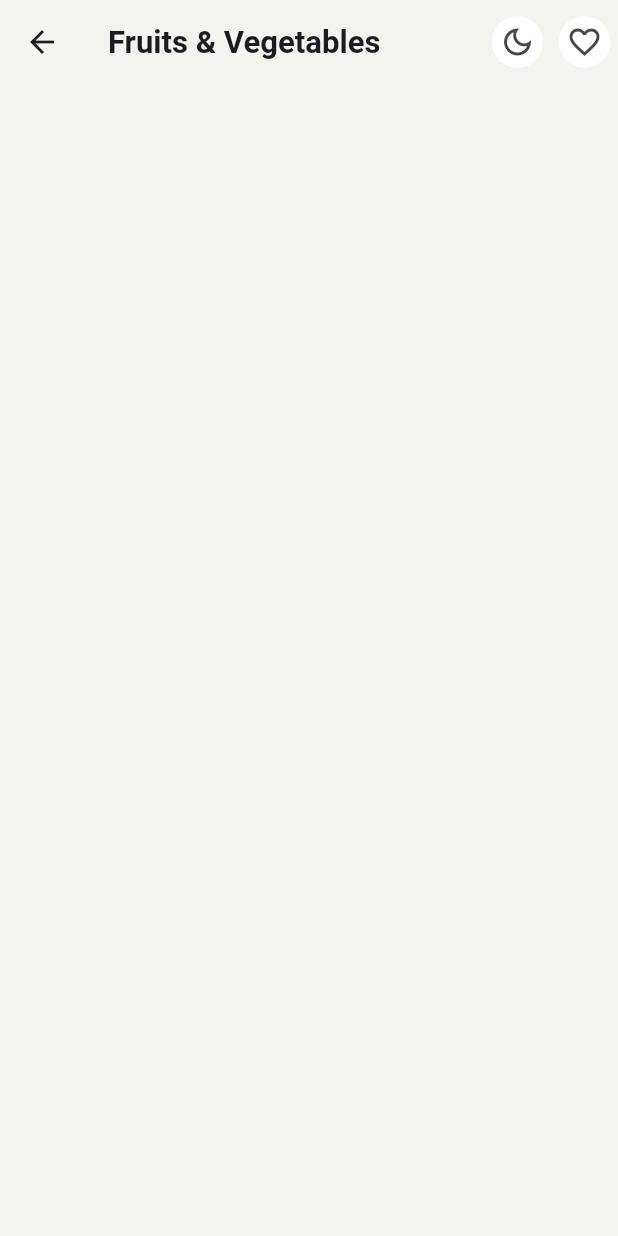
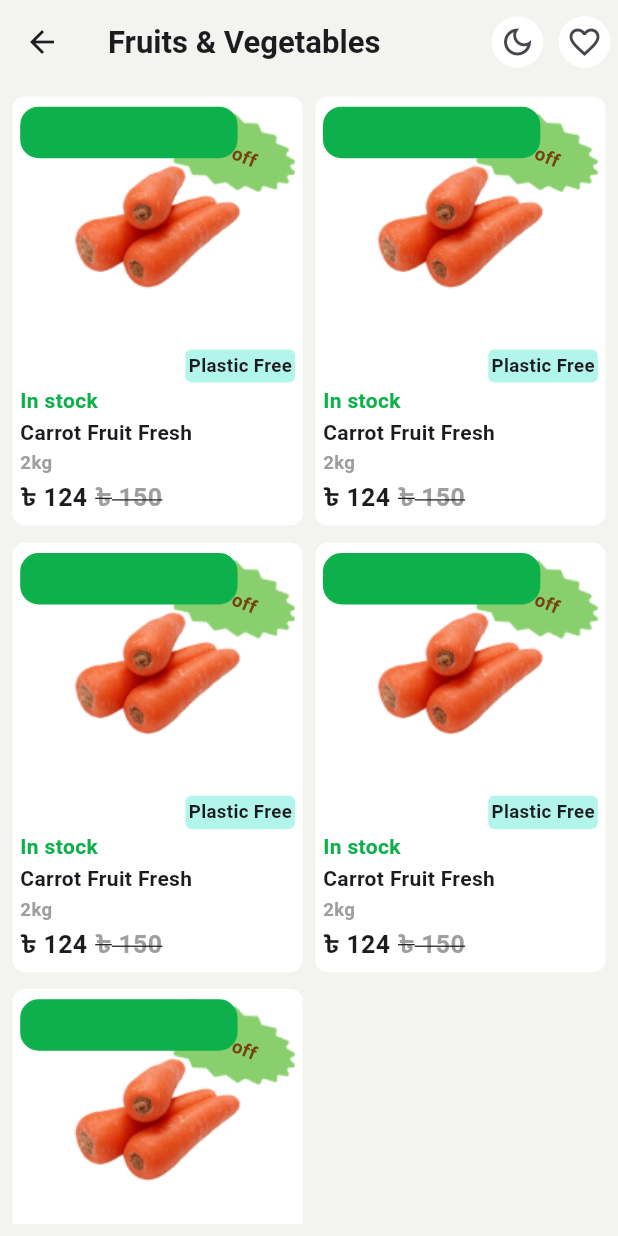
Before and after one commit to Sohag-84/Getx-State-Mangement, a Flutter app: the CategoryView screen opened by its route, on a phone screen of 412 x 824 dp. Run offline on Flutter 3.47's test engine with Material 3 defaults, Android fonts, the light colour scheme and no system bars; our stand-ins replace badges, flutter_screenutil, get.

Commit message:
create product container

```diff
--- a/e_commerce/lib/app/modules/category/views/category_view.dart
+++ b/e_commerce/lib/app/modules/category/views/category_view.dart
@@ -1,3 +1,5 @@
+// ignore_for_file: prefer_const_constructors
+
 import 'package:e_commerce/constant/app_colors.dart';
 import 'package:flutter/material.dart';
 import 'package:flutter_screenutil/flutter_screenutil.dart';
@@ -5,6 +7,8 @@ import 'package:get/get.dart';
 
 import '../controllers/category_controller.dart';
 import '../widgets/category_action_icon.dart';
+
+import '../widgets/product_container.dart';
 
 class CategoryView extends GetView<CategoryController> {
   const CategoryView({Key? key}) : super(key: key);
@@ -32,8 +36,30 @@ class CategoryView extends GetView<CategoryController> {
           SizedBox(width: 5.w),
         ],
       ),
-      body: const Column(
-        children: [],
+      body: Padding(
+        padding: EdgeInsets.all(8.w),
+        child: GridView.builder(
+          itemCount: 5,
+          gridDelegate: SliverGridDelegateWithFixedCrossAxisCount(
+            crossAxisCount: 2,
+            crossAxisSpacing: 8.w,
+            mainAxisSpacing: 10.h,
+            mainAxisExtent: 250.h,
+          ),
+          itemBuilder: (BuildContext context, int index) {
+            return productContainer(
+              proImage: "assets/images/carrot.png",
+              proDiscountImage: "assets/images/discount.png",
+              proDiscount: "10% off",
+              plasticStatus: "Plastic Free",
+              proStockStatus: "In stock",
+              proName: "Carrot Fruit Fresh",
+              proAmount: "2kg",
+              proNewPrice: "124",
+              proOldPrice: "150",
+            );
+          },
+        ),
       ),
     );
   }
--- /dev/null
+++ b/e_commerce/lib/app/modules/category/widgets/product_container.dart
@@ -0,0 +1,152 @@
+import 'package:e_commerce/constant/app_colors.dart';
+import 'package:flutter/material.dart';
+import 'package:flutter_screenutil/flutter_screenutil.dart';
+import 'dart:math' as math;
+
+Widget productContainer({
+  required String proImage,
+  required String proDiscountImage,
+  required String? proDiscount,
+  required String plasticStatus,
+  required String? proStockStatus,
+  required String proName,
+  required String proAmount,
+  required String proNewPrice,
+  required String proOldPrice,
+}) {
+  return Container(
+    padding: EdgeInsets.all(5.w),
+    decoration: BoxDecoration(
+      color: AppColors.whiteColor,
+      borderRadius: BorderRadius.circular(8.r),
+    ),
+    child: Column(
+      crossAxisAlignment: CrossAxisAlignment.start,
+      mainAxisAlignment: MainAxisAlignment.spaceEvenly,
+      children: [
+        Stack(
+          alignment: Alignment.topRight,
+          children: [
+            ///product image
+            Container(
+              height: 140.h,
+              alignment: Alignment.topRight,
+              decoration: BoxDecoration(
+                image: DecorationImage(
+                  image: AssetImage(proImage),
+                ),
+              ),
+              child: proDiscount == null
+                  ? const SizedBox()
+                  : Container(
+                      height: 50.h,
+                      width: 90.w,
+                      alignment: Alignment.center,
+                      decoration: BoxDecoration(
+                        image: DecorationImage(
+                          fit: BoxFit.fill,
+                          image: AssetImage(
+                            proDiscountImage,
+                          ),
+                        ),
+                      ),
+                      child: Transform.rotate(
+                        angle: math.pi / 8,
+                        child: Text(
+                          proDiscount,
+                          style: TextStyle(
+                            color: AppColors.redAccentColor,
+                            fontSize: 12.sp,
+                            fontWeight: FontWeight.w700,
+                          ),
+                        ),
+                      ),
+                    ),
+            ),
+
+            ///cart
+            Align(
+              alignment: Alignment.topLeft,
+              child: Container(
+                width: 140.w,
+                height: 30.h,
+                decoration: BoxDecoration(
+                  color: AppColors.pirmaryColor,
+                  borderRadius: BorderRadius.circular(12.r),
+                  border: Border.all(
+                    color: AppColors.pirmaryColor,
+                  ),
+                ),
+              ),
+            ),
+          ],
+        ),
+
+        Align(
+          alignment: Alignment.bottomRight,
+          child: Container(
+            padding: EdgeInsets.all(2.w),
+            decoration: BoxDecoration(
+              color: AppColors.tealColor,
+              borderRadius: BorderRadius.circular(4.r),
+            ),
+            child: Text(
+              "Plastic Free",
+              style: TextStyle(
+                fontSize: 12.sp,
+                fontWeight: FontWeight.w700,
+              ),
+            ),
+          ),
+        ),
+
+        ///product status
+        Text(
+          proStockStatus ?? "",
+          style: TextStyle(
+            color: AppColors.pirmaryColor,
+            fontWeight: FontWeight.w700,
+          ),
+        ),
+
+        ///product name
+        Text(
+          proName,
+          style: const TextStyle(fontWeight: FontWeight.w700),
+        ),
+
+        Text(
+          proAmount,
+          style: TextStyle(
+            fontWeight: FontWeight.w700,
+            fontSize: 12.sp,
+            color: AppColors.greyColor,
+          ),
+        ),
+
+        ///product price
+        Row(
+          children: [
+            Text(
+              "৳ $proNewPrice",
+              style: TextStyle(
+                fontWeight: FontWeight.w700,
+                fontSize: 16.sp,
+              ),
+            ),
+            SizedBox(width: 5.w),
+            Text(
+              "৳ $proOldPrice",
+              style: TextStyle(
+                fontWeight: FontWeight.w700,
+                fontSize: 16.sp,
+                color: AppColors.greyColor,
+                decoration: TextDecoration.lineThrough,
+              ),
+            ),
+          ],
+        ),
+      ],
+    ),
+  );
+}
--- a/e_commerce/lib/constant/app_colors.dart
+++ b/e_commerce/lib/constant/app_colors.dart
@@ -5,4 +5,6 @@ class AppColors {
   static Color bgColor = const Color(0xFFF3F3EF);
   static Color greyColor = Colors.grey;
   static Color whiteColor = Colors.white;
+  static Color tealColor = const Color(0xFFB2F5EA);
+  static Color redAccentColor = const Color(0xFF744210);
 }
--- a/e_commerce/pubspec.yaml
+++ b/e_commerce/pubspec.yaml
@@ -19,4 +19,6 @@ dev_dependencies:
     sdk: flutter
 
 flutter:
+  assets:
+    - assets/images/
   uses-material-design: true
```
Also changed, not shown: e_commerce/assets/images/apple.png (added), e_commerce/assets/images/carrot.png (added), e_commerce/assets/images/discount.png (added).
